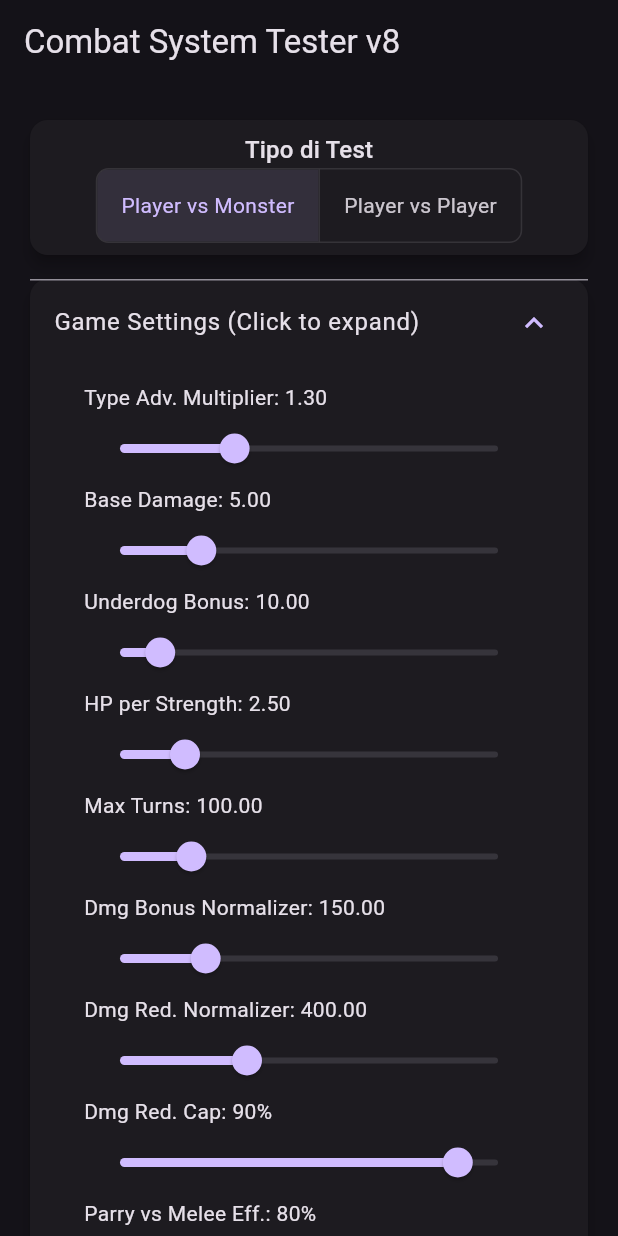
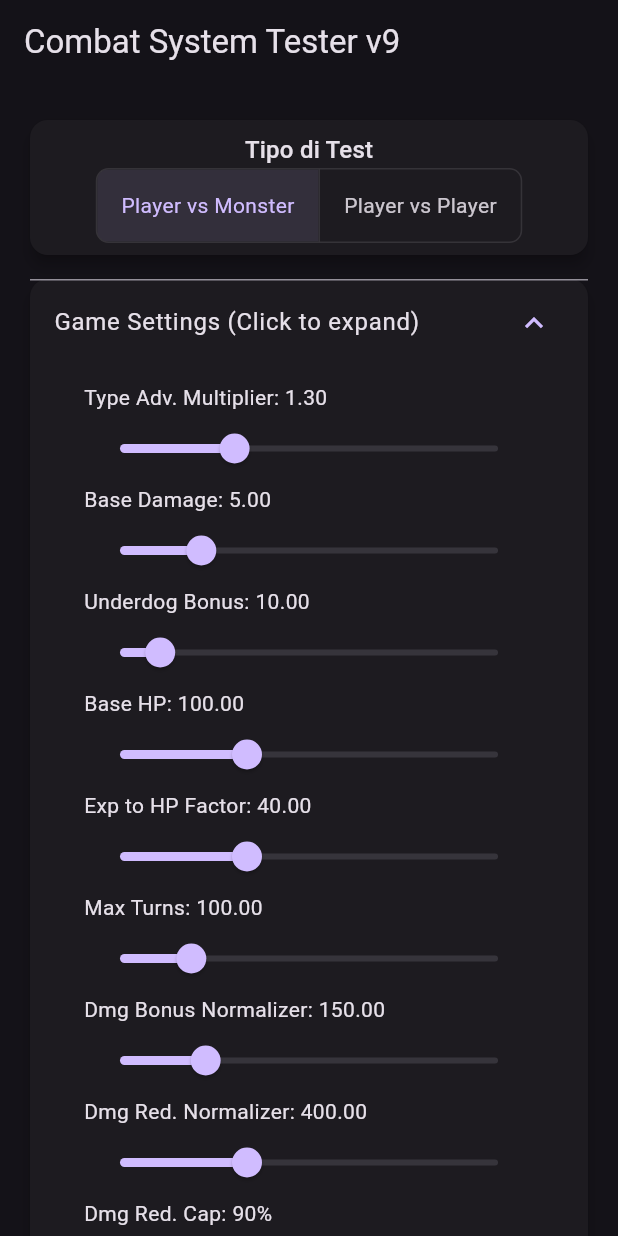
Before and after one commit to pourquoipas/combat_sys, a Flutter app: the screen it shows after launch, after a tap on "Game Settings (Click to expand)", on a phone screen of 412 x 824 dp. Run offline on Flutter 3.47's test engine with Material 3 defaults, Android fonts, the light colour scheme and no system bars.

Commit message:
In some way better balanced.

```diff
--- a/lib/src/models/game_settings.dart
+++ b/lib/src/models/game_settings.dart
@@ -10,20 +10,15 @@ class GameSettings {
   int skillCap;
   int skillCapBonus;
 
+  // --- HP Calculation ---
+  double baseHp;
+  double expToHpFactor; // e.g., a value of 50 means 1 HP per 50 experience points.
+
   // Combat Settings
   int maxTurns;
   double underdogBonus;
-  double hpPerStrengthPoint;
   double baseDamage;
   double typeAdvantageMultiplier;
-
-  // --- NEW: Fine-Tuning Parameters for Combat Formulas ---
-
-  // Attack Score Multipliers
-  double scoreTacticsMultiplier;
-  double scoreAnatomyMultiplier;
-  double scoreDexterityMultiplier;
-  double scoreEvalIntMultiplier;
 
   // Damage Formula Multipliers
   double damageBonusNormalizer;
@@ -31,9 +26,8 @@ class GameSettings {
   double damageReductionCap;
 
   // Defense Score Multipliers
-  double defenseParryingVsMeleeMultiplier;
-  double defenseSpiritSpeakMultiplier;
-  double defenseDexterityMultiplier;
+  double defenseParryingVsRangedMultiplier; // Buff to parry against ranged attacks
+  double defenseDexEvadeVsMagicMultiplier; // Nerf to dexterity-based evasion against magic
 
   // Healing Formula
   double healChanceDivisor;
@@ -51,18 +45,15 @@ class GameSettings {
     this.skillCap = 100,
     this.skillCapBonus = 120,
 
+    // HP
+    this.baseHp = 100.0,
+    this.expToHpFactor = 40.0,
+
     // Combat
     this.maxTurns = 100,
     this.underdogBonus = 10.0,
-    this.hpPerStrengthPoint = 2.5,
     this.baseDamage = 5.0,
     this.typeAdvantageMultiplier = 1.3,
-
-    // Attack Score
-    this.scoreTacticsMultiplier = 0.5,
-    this.scoreAnatomyMultiplier = 0.3,
-    this.scoreDexterityMultiplier = 0.3,
-    this.scoreEvalIntMultiplier = 0.4,
 
     // Damage Formula
     this.damageBonusNormalizer = 150.0,
@@ -70,9 +61,8 @@ class GameSettings {
     this.damageReductionCap = 0.9,
 
     // Defense Score
-    this.defenseParryingVsMeleeMultiplier = 0.8,
-    this.defenseSpiritSpeakMultiplier = 0.2,
-    this.defenseDexterityMultiplier = 0.4,
+    this.defenseParryingVsRangedMultiplier = 1.25,
+    this.defenseDexEvadeVsMagicMultiplier = 0.5,
 
     // Healing
     this.healChanceDivisor = 500.0,
@@ -87,21 +77,17 @@ class GameSettings {
     int? playerSkillCapTotal,
     int? skillCap,
     int? skillCapBonus,
+    double? baseHp,
+    double? expToHpFactor,
     int? maxTurns,
     double? underdogBonus,
-    double? hpPerStrengthPoint,
     double? baseDamage,
     double? typeAdvantageMultiplier,
-    double? scoreTacticsMultiplier,
-    double? scoreAnatomyMultiplier,
-    double? scoreDexterityMultiplier,
-    double? scoreEvalIntMultiplier,
     double? damageBonusNormalizer,
     double? damageReductionNormalizer,
     double? damageReductionCap,
-    double? defenseParryingVsMeleeMultiplier,
-    double? defenseSpiritSpeakMultiplier,
-    double? defenseDexterityMultiplier,
+    double? defenseParryingVsRangedMultiplier,
+    double? defenseDexEvadeVsMagicMultiplier,
     double? healChanceDivisor,
     double? healBaseMultiplier,
     double? healRandomBonus,
@@ -112,21 +98,17 @@ class GameSettings {
       playerSkillCapTotal: playerSkillCapTotal ?? this.playerSkillCapTotal,
       skillCap: skillCap ?? this.skillCap,
       skillCapBonus: skillCapBonus ?? this.skillCapBonus,
+      baseHp: baseHp ?? this.baseHp,
+      expToHpFactor: expToHpFactor ?? this.expToHpFactor,
       maxTurns: maxTurns ?? this.maxTurns,
       underdogBonus: underdogBonus ?? this.underdogBonus,
-      hpPerStrengthPoint: hpPerStrengthPoint ?? this.hpPerStrengthPoint,
       baseDamage: baseDamage ?? this.baseDamage,
       typeAdvantageMultiplier: typeAdvantageMultiplier ?? this.typeAdvantageMultiplier,
-      scoreTacticsMultiplier: scoreTacticsMultiplier ?? this.scoreTacticsMultiplier,
-      scoreAnatomyMultiplier: scoreAnatomyMultiplier ?? this.scoreAnatomyMultiplier,
-      scoreDexterityMultiplier: scoreDexterityMultiplier ?? this.scoreDexterityMultiplier,
-      scoreEvalIntMultiplier: scoreEvalIntMultiplier ?? this.scoreEvalIntMultiplier,
       damageBonusNormalizer: damageBonusNormalizer ?? this.damageBonusNormalizer,
       damageReductionNormalizer: damageReductionNormalizer ?? this.damageReductionNormalizer,
       damageReductionCap: damageReductionCap ?? this.damageReductionCap,
-      defenseParryingVsMeleeMultiplier: defenseParryingVsMeleeMultiplier ?? this.defenseParryingVsMeleeMultiplier,
-      defenseSpiritSpeakMultiplier: defenseSpiritSpeakMultiplier ?? this.defenseSpiritSpeakMultiplier,
-      defenseDexterityMultiplier: defenseDexterityMultiplier ?? this.defenseDexterityMultiplier,
+      defenseParryingVsRangedMultiplier: defenseParryingVsRangedMultiplier ?? this.defenseParryingVsRangedMultiplier,
+      defenseDexEvadeVsMagicMultiplier: defenseDexEvadeVsMagicMultiplier ?? this.defenseDexEvadeVsMagicMultiplier,
       healChanceDivisor: healChanceDivisor ?? this.healChanceDivisor,
       healBaseMultiplier: healBaseMultiplier ?? this.healBaseMultiplier,
       healRandomBonus: healRandomBonus ?? this.healRandomBonus,
--- a/lib/ui/combat_test_page.dart
+++ b/lib/ui/combat_test_page.dart
@@ -75,7 +75,32 @@ class _CombatTestPageState extends State<CombatTestPage> {
   }
 
   void _generateReport() {
-    // Omesso per brevità (invariato)
+    // This now includes all settings
+    final buffer = StringBuffer();
+    buffer.writeln('--- Combat Simulation Report ---');
+    buffer.writeln('Date: ${DateTime.now()}');
+    buffer.writeln('\n--- Game Settings Used ---');
+    buffer.writeln('typeAdvantageMultiplier: ${_settings.typeAdvantageMultiplier.toStringAsFixed(2)}');
+    buffer.writeln('baseHp: ${_settings.baseHp}');
+    buffer.writeln('expToHpFactor: ${_settings.expToHpFactor}');
+    buffer.writeln('baseDamage: ${_settings.baseDamage}');
+    buffer.writeln('underdogBonus: ${_settings.underdogBonus}');
+    buffer.writeln('maxTurns: ${_settings.maxTurns}');
+    buffer.writeln('damageBonusNormalizer: ${_settings.damageBonusNormalizer}');
+    buffer.writeln('damageReductionNormalizer: ${_settings.damageReductionNormalizer}');
+    buffer.writeln('damageReductionCap: ${_settings.damageReductionCap.toStringAsFixed(2)}');
+    buffer.writeln('parryVsRangedMultiplier: ${_settings.defenseParryingVsRangedMultiplier.toStringAsFixed(2)}');
+    buffer.writeln('dexEvadeVsMagicMultiplier: ${_settings.defenseDexEvadeVsMagicMultiplier.toStringAsFixed(2)}');
+
+    buffer.writeln('\n--- Summary Results ---');
+    final wins1 = _results[CombatResultType.combatant1Wins] ?? 0;
+    final wins2 = _results[CombatResultType.combatant2Wins] ?? 0;
+    final draws = _results[CombatResultType.draw] ?? 0;
+    buffer.writeln('Group 1 [${_c1Style.name}] Wins: $wins1 (${(wins1 / _numFights * 100).toStringAsFixed(1)}%)');
+    buffer.writeln('Group 2 [${_c2Style.name}] Wins: $wins2 (${(wins2 / _numFights * 100).toStringAsFixed(1)}%)');
+    buffer.writeln('Draws: $draws (${(draws / _numFights * 100).toStringAsFixed(1)}%)');
+
+    _reportSummary = buffer.toString();
   }
 
   void _saveReport() async {
@@ -89,7 +114,7 @@ class _CombatTestPageState extends State<CombatTestPage> {
   @override
   Widget build(BuildContext context) {
     return Scaffold(
-      appBar: AppBar(title: const Text('Combat System Tester v8')),
+      appBar: AppBar(title: const Text('Combat System Tester v9')),
       body: Scrollbar(
         controller: _scrollController,
         child: ListView(
@@ -108,7 +133,6 @@ class _CombatTestPageState extends State<CombatTestPage> {
   }
 
   Widget _buildTestTypeSelector() {
-    // Omesso per brevità (invariato)
     return Card(child: Padding(padding: const EdgeInsets.all(8.0),
         child: Column(children: [
           Text("Tipo di Test", style: Theme.of(context).textTheme.titleMedium),
@@ -136,12 +160,14 @@ class _CombatTestPageState extends State<CombatTestPage> {
               _buildSlider('Type Adv. Multiplier', _settings.typeAdvantageMultiplier, 1, 2, (v) => _settings.typeAdvantageMultiplier = v, isPercentage: false),
               _buildSlider('Base Damage', _settings.baseDamage, 1, 20, (v) => _settings.baseDamage = v),
               _buildSlider('Underdog Bonus', _settings.underdogBonus, 0, 100, (v) => _settings.underdogBonus = v),
-              _buildSlider('HP per Strength', _settings.hpPerStrengthPoint, 1, 10, (v) => _settings.hpPerStrengthPoint = v),
+              _buildSlider('Base HP', _settings.baseHp, 50, 200, (v) => _settings.baseHp = v),
+              _buildSlider('Exp to HP Factor', _settings.expToHpFactor, 10, 100, (v) => _settings.expToHpFactor = v),
               _buildSlider('Max Turns', _settings.maxTurns.toDouble(), 10, 500, (v) => _settings.maxTurns = v.toInt()),
               _buildSlider('Dmg Bonus Normalizer', _settings.damageBonusNormalizer, 50, 500, (v) => _settings.damageBonusNormalizer = v),
               _buildSlider('Dmg Red. Normalizer', _settings.damageReductionNormalizer, 100, 1000, (v) => _settings.damageReductionNormalizer = v),
               _buildSlider('Dmg Red. Cap', _settings.damageReductionCap, 0, 1, (v) => _settings.damageReductionCap = v, isPercentage: true),
-              _buildSlider('Parry vs Melee Eff.', _settings.defenseParryingVsMeleeMultiplier, 0, 1, (v) => _settings.defenseParryingVsMeleeMultiplier = v, isPercentage: true),
+              _buildSlider('Parry vs Ranged Eff.', _settings.defenseParryingVsRangedMultiplier, 1, 2, (v) => _settings.defenseParryingVsRangedMultiplier = v, isPercentage: false),
+              _buildSlider('Dex Evade vs Magic Eff.', _settings.defenseDexEvadeVsMagicMultiplier, 0, 1, (v) => _settings.defenseDexEvadeVsMagicMultiplier = v, isPercentage: true),
             ],
           ),
         ),
@@ -150,7 +176,6 @@ class _CombatTestPageState extends State<CombatTestPage> {
   }
 
   Widget _buildSimulationSetupCard() {
-    // Omesso per brevità (invariato)
     return Card(child: Padding(padding: const EdgeInsets.all(12.0),
         child: Column(crossAxisAlignment: CrossAxisAlignment.start, children: [
           Text('Parametri Simulazione', style: Theme.of(context).textTheme.titleLarge),
@@ -164,7 +189,6 @@ class _CombatTestPageState extends State<CombatTestPage> {
   }
 
   Widget _buildCombatantSetup(String title, double minExp, double maxExp, CombatStyle currentStyle, Function(CombatStyle?) onStyleChanged, Function(RangeValues) onRangeChanged) {
-    // Omesso per brevità (invariato)
     return Column(crossAxisAlignment: CrossAxisAlignment.start, children: [
       Text(title, style: Theme.of(context).textTheme.titleMedium),
       RangeSlider(values: RangeValues(minExp, maxExp), min: 100, max: 20000, divisions: 199, labels: RangeLabels(minExp.round().toString(), maxExp.round().toString()), onChanged: onRangeChanged),
@@ -177,7 +201,6 @@ class _CombatTestPageState extends State<CombatTestPage> {
   }
 
   Widget _buildActionsCard() {
-    // Omesso per brevità (invariato)
     return Card(child: Padding(padding: const EdgeInsets.all(12.0),
       child: Row(mainAxisAlignment: MainAxisAlignment.spaceAround, children: [
         ElevatedButton.icon(
@@ -192,7 +215,6 @@ class _CombatTestPageState extends State<CombatTestPage> {
   }
 
   Widget _buildResultsCard() {
-    // Omesso per brevità (invariato)
     return Card(child: Padding(padding: const EdgeInsets.all(12.0), child: Column(children: [
       Text('Risultati', style: Theme.of(context).textTheme.titleLarge),
       if (_isRunning) Padding(padding: const EdgeInsets.all(8.0), child: LinearProgressIndicator(value: _progress)),
@@ -205,14 +227,13 @@ class _CombatTestPageState extends State<CombatTestPage> {
   }
 
   Widget _buildDetailedLogs() {
-    // Omesso per brevità (invariato)
     return Column(crossAxisAlignment: CrossAxisAlignment.start, children: [
       Text('Log Dettagliato Combattimenti', style: Theme.of(context).textTheme.titleMedium),
       const SizedBox(height: 8),
       if (_fightLogs.isNotEmpty)
         ExpansionPanelList(
           expansionCallback: (int index, bool isExpanded) {
-            setState(() => _isPanelExpanded[index] = isExpanded);
+            setState(() => _isPanelExpanded[index] = !isExpanded);
           },
           children: _fightLogs.asMap().entries.map<ExpansionPanel>((entry) {
             int idx = entry.key;
@@ -234,7 +255,6 @@ class _CombatTestPageState extends State<CombatTestPage> {
   }
 
   Widget _buildPanelBody(IndividualFightLog log) {
-    // Omesso per brevità (invariato)
     List<Skill> allSkills = Skill.values;
     final textStyle = const TextStyle(fontFamily: 'monospace', fontSize: 12);
 
@@ -276,7 +296,6 @@ class _CombatTestPageState extends State<CombatTestPage> {
   }
 
   Widget _buildSummaryResults() {
-    // Omesso per brevità (invariato)
     final wins1 = _results[CombatResultType.combatant1Wins] ?? 0;
     final wins2 = _results[CombatResultType.combatant2Wins] ?? 0;
     final draws = _results[CombatResultType.draw] ?? 0;
@@ -299,7 +318,6 @@ class _CombatTestPageState extends State<CombatTestPage> {
   }
 
   Widget _buildResultColumn(String title, int value, int total, Color color) {
-    // Omesso per brevità (invariato)
     double percentage = total > 0 ? value / total * 100 : 0;
     return Column(
       children: [
@@ -317,7 +335,7 @@ class _CombatTestPageState extends State<CombatTestPage> {
   Widget _buildSlider(String label, double value, double min, double max, Function(double) onChanged, {bool isLog = false, bool isPercentage = false}) {
     String displayString = isPercentage ? '${(value * 100).toStringAsFixed(0)}%' : (isLog ? value.round().toString() : value.toStringAsFixed(2));
     double sliderValue = isLog ? (log(value.clamp(min, max)) - log(min)) / (log(max) - log(min)) : value;
-    int? divisions = isLog ? null : (max-min)*100 ~/ 1; // More precision for non-log sliders
+    int? divisions = isLog ? null : (max-min)*100 ~/ 1;
 
     return SizedBox(width: 300, child: Column(crossAxisAlignment: CrossAxisAlignment.start, children: [
       Text('$label: $displayString'),
```
Also changed, not shown: lib/src/core/combat_system.dart (+56 -66 lines), lib/src/models/combatant.dart (+6 -27 lines).
